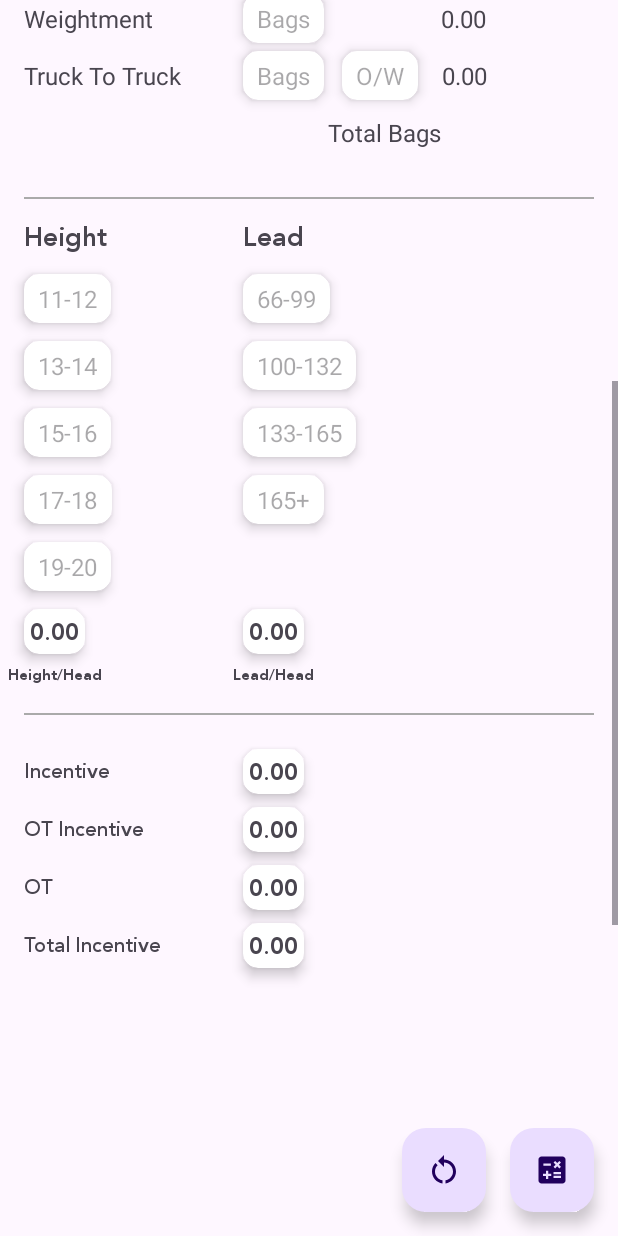
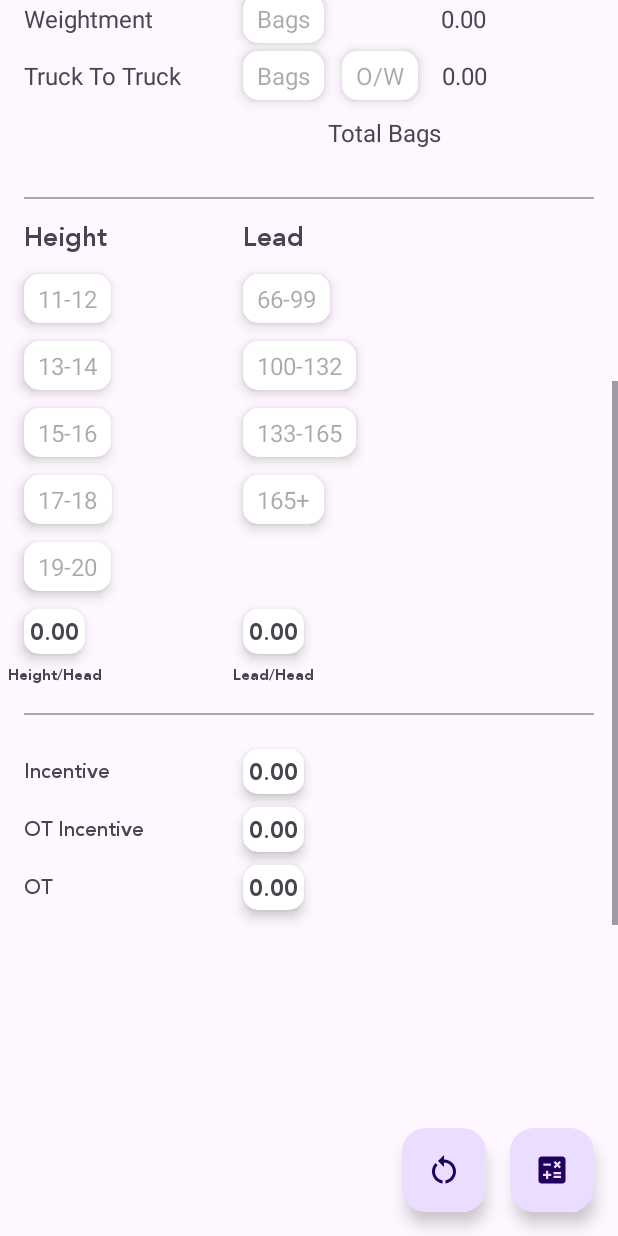
Before and after one commit to 1719pankaj/OC, an Android app: the CalcFragment screen opened through its navigation route, scrolled down 576 dp, on a phone screen of 412 x 824 dp. Run offline under Robolectric (Android 15) with nearby library versions, the phone set to English and light mode, and no system bars; 1 statement that could not run was skipped.

Commit message:
Calc Fixes

```diff
--- a/app/src/main/java/com/example/oc/calculators/HeightCalc.kt
+++ b/app/src/main/java/com/example/oc/calculators/HeightCalc.kt
@@ -10,7 +10,9 @@ class HeightCalc {
 
             CnN.HTotal = CnN.H11_12 * RnN.H11_12 + CnN.H13_14 * RnN.H13_14 + CnN.H15_16 * RnN.H15_16 + CnN.H17_18 * RnN.H17_18 + CnN.H19_20 * RnN.H19_20
 
-            binding.heightTotalTV.text = (CnN.HTotal / CnN.HeadCount).roundToTwoDecimalPlaces().toString()
+            CnN.HTotal /= CnN.HeadCount
+
+            binding.heightTotalTV.text = CnN.HTotal.roundToTwoDecimalPlaces().toString()
 
         }
 
--- a/app/src/main/java/com/example/oc/calculators/LeadCalc.kt
+++ b/app/src/main/java/com/example/oc/calculators/LeadCalc.kt
@@ -11,7 +11,9 @@ class LeadCalc {
 
             CnN.LTotal = CnN.L66_99 * RnN.L66_99 + CnN.L100_132 * RnN.L100_132 + CnN.L133_165 * RnN.L133_165 + CnN.L165Av * RnN.L165Av
 
-            binding.leadTotalTV.text = (CnN.LTotal/CnN.HeadCount).roundToTwoDecimalPlaces().toString()
+            CnN.LTotal /= CnN.HeadCount
+
+            binding.leadTotalTV.text = CnN.LTotal.roundToTwoDecimalPlaces().toString()
         }
 
 
--- a/app/src/main/java/com/example/oc/data/CnN.kt
+++ b/app/src/main/java/com/example/oc/data/CnN.kt
@@ -2,8 +2,6 @@ package com.example.oc.data
 
 class CnN {
     companion object {
-
-        var MasterTotal: Double = 0.0
 
         var TotalIncentive: Double = 0.0
         var DailyIncentive: Double = 0.0
@@ -85,6 +83,9 @@ class CnN {
             TotalBags = 0.0
             PerHeadBags = 0.0
 
+            HTotal = 0.0
+            LTotal = 0.0
+
         }
     }
 }
--- a/app/src/main/java/com/example/oc/fragment/CalcFragment.kt
+++ b/app/src/main/java/com/example/oc/fragment/CalcFragment.kt
@@ -1,5 +1,6 @@
 package com.example.oc.fragment
 
+import android.annotation.SuppressLint
 import android.app.DatePickerDialog
 import android.app.TimePickerDialog
 import android.content.Context
@@ -19,6 +20,7 @@ import androidx.core.widget.addTextChangedListener
 import com.example.oc.calculators.EquivalentBags
 import com.example.oc.calculators.HeightCalc
 import com.example.oc.calculators.LeadCalc
+import com.example.oc.calculators.OcCalc
 import com.example.oc.calculators.SlabCalc
 import com.example.oc.data.CnN
 import com.example.oc.data.RnN
@@ -58,7 +60,6 @@ class CalcFragment : Fragment(),  DatePickerDialog.OnDateSetListener {
             CnN.resetCnN()
             setDefaults()
             setWeekdayCheck()
-
             autoFocusHead()
         }
 
@@ -98,8 +99,8 @@ class CalcFragment : Fragment(),  DatePickerDialog.OnDateSetListener {
                 updateOvertime()
             }
 
-            val switchText = if (CnN.weekDay) "Holiday" else "Workday"
-            binding.weekdaySwitch.text = switchText
+//            val switchText = if (CnN.weekDay) "Holiday" else "Workday"
+            binding.weekdaySwitch.text = "Holiday"
         }
 
         setDefaults()
@@ -309,16 +310,20 @@ class CalcFragment : Fragment(),  DatePickerDialog.OnDateSetListener {
         imm.showSoftInput(binding.headCountET, InputMethodManager.SHOW_IMPLICIT)
     }
 
-
     private fun MasterCalc(binding: FragmentCalcBinding) {
 
         if(imm.isActive && CnN.HeadCount > 0){
             imm.hideSoftInputFromWindow(binding.calculateBT.windowToken, 0)
         }
 
-        CnN.MasterTotal = CnN.HTotal + CnN.LTotal + CnN.TotalIncentive
+        CnN.DailyIncentive += CnN.HTotal + CnN.LTotal
+        CnN.TotalIncentive = CnN.OtIncentive + CnN.DailyIncentive + CnN.OtWithinNorms
 
-        binding.masterTotalTV.text = CnN.MasterTotal.roundToTwoDecimalPlaces().toString()
+        binding.otIncentiveTotalTV.text  = CnN.OtIncentive.roundToTwoDecimalPlaces().toString()
+        binding.dailyIncentiveTotalTV.text = CnN.DailyIncentive.roundToTwoDecimalPlaces().toString()
+        binding.otTotalTV.text = CnN.OtWithinNorms.roundToTwoDecimalPlaces().toString()
+
+        binding.masterTotalTV.text = "Gross Incentive: ${CnN.TotalIncentive.roundToTwoDecimalPlaces()}"
 
         binding.masterTotalCardView.visibility = View.VISIBLE
 
@@ -343,13 +348,6 @@ class CalcFragment : Fragment(),  DatePickerDialog.OnDateSetListener {
         binding.o2.text = CnN.OtSecondSlabBags.roundToTwoDecimalPlaces().toString()
         binding.o3.text = CnN.OtThirdSlabBags.roundToTwoDecimalPlaces().toString()
         binding.o4.text = CnN.OtFourthSlabBags.roundToTwoDecimalPlaces().toString()
-
-        CnN.TotalIncentive = CnN.OtIncentive + CnN.DailyIncentive + CnN.OtWithinNorms
-
-        binding.otIncentiveTotalTV.text  = CnN.OtIncentive.roundToTwoDecimalPlaces().toString()
-        binding.dailyIncentiveTotalTV.text = CnN.DailyIncentive.roundToTwoDecimalPlaces().toString()
-        binding.otTotalTV.text = CnN.OtWithinNorms.roundToTwoDecimalPlaces().toString()
-        binding.totalIncentiveTotalTV.text = CnN.TotalIncentive.roundToTwoDecimalPlaces().toString()
 
     }
 
@@ -489,7 +487,6 @@ class CalcFragment : Fragment(),  DatePickerDialog.OnDateSetListener {
         binding.dailyIncentiveTotalTV.text = 0.0.toString()
         binding.otIncentiveTotalTV.text = 0.0.toString()
         binding.otTotalTV.text = 0.0.toString()
-        binding.totalIncentiveTotalTV.text = 0.0.toString()
     }
 
     fun setResultViewVisibility(boolean: Boolean) {
--- a/app/src/main/res/layout/fragment_calc.xml
+++ b/app/src/main/res/layout/fragment_calc.xml
@@ -1636,44 +1636,7 @@
                 app:layout_constraintTop_toBottomOf="@id/ot_incentive_total_labTV" />
 
 
-            <androidx.cardview.widget.CardView
-                android:id="@+id/total_incentive_total_card_view"
-                android:layout_width="wrap_content"
-                android:layout_height="wrap_content"
-
-                app:cardCornerRadius="10dp"
-                app:cardElevation="5dp"
-                app:layout_constraintBottom_toBottomOf="@+id/total_incentive_total_labTV"
-                app:layout_constraintStart_toEndOf="@id/guideline2"
-                app:layout_constraintTop_toTopOf="@id/total_incentive_total_labTV"
-                >
-                <TextView
-                    android:id="@+id/total_incentive_totalTV"
-                    android:layout_width="wrap_content"
-                    android:layout_height="wrap_content"
-                    android:text="0.00"
-                    android:paddingStart="4dp"
-                    android:paddingEnd="4dp"
-                    android:fontFamily="@font/janna_lt_bold"
-                    android:textSize="16sp"
-                    app:layout_constraintBottom_toBottomOf="parent"
-                    app:layout_constraintEnd_toEndOf="parent"
-                    app:layout_constraintStart_toStartOf="parent"
-                    app:layout_constraintTop_toTopOf="parent"/>
-
-            </androidx.cardview.widget.CardView>
-
-            <TextView
-                android:id="@+id/total_incentive_total_labTV"
-                android:layout_width="100dp"
-                android:layout_height="wrap_content"
-                android:layout_marginStart="16dp"
-                android:layout_marginTop="12dp"
-                android:fontFamily="@font/janna_lt_bold"
-                android:text="Total Incentive"
-                android:textSize="14sp"
-                app:layout_constraintStart_toStartOf="parent"
-                app:layout_constraintTop_toBottomOf="@id/ot_total_labTV" />
+
 
 
 
@@ -1706,7 +1669,7 @@
                 android:layout_height="wrap_content"
                 android:layout_marginTop="16dp"
                 app:layout_constraintStart_toStartOf="parent"
-                app:layout_constraintTop_toBottomOf="@+id/total_incentive_total_labTV" />
+                app:layout_constraintTop_toBottomOf="@+id/ot_total_labTV" />
 
             <TextView
                 android:id="@+id/overTV"
@@ -1822,7 +1785,7 @@
             android:paddingTop="2dp"
             android:paddingBottom="2dp"
             android:fontFamily="@font/janna_lt_bold"
-            android:textSize="18sp"/>
+            android:textSize="16sp"/>
     </androidx.cardview.widget.CardView>
 
 </androidx.coordinatorlayout.widget.CoordinatorLayout>
--- a/build.gradle
+++ b/build.gradle
@@ -1,6 +1,6 @@
 // Top-level build file where you can add configuration options common to all sub-projects/modules.
 plugins {
-    id 'com.android.application' version '8.1.0' apply false
-    id 'com.android.library' version '8.1.0' apply false
+    id 'com.android.application' version '8.1.1' apply false
+    id 'com.android.library' version '8.1.1' apply false
     id 'org.jetbrains.kotlin.android' version '1.8.20' apply false
 }
```
Also changed, not shown: app/src/main/java/com/example/oc/calculators/OcCalc.kt (added, +29 -0 lines), app/src/main/java/com/example/oc/calculators/SlabCalc.kt (+2 -22 lines).
